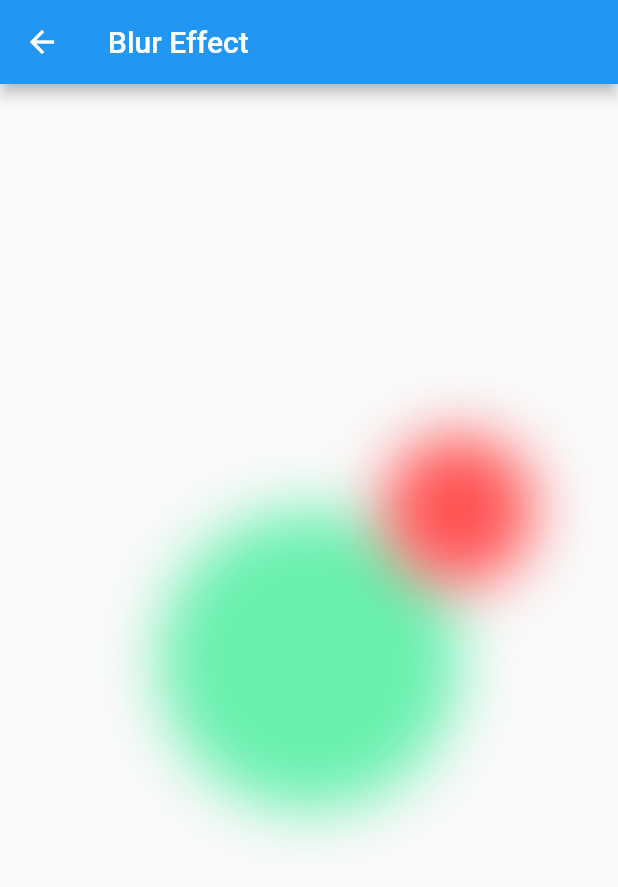
After one commit to jsk9106/Flutter_Practice, a Flutter app: the BlurScreen screen opened by its route, on a phone screen of 412 x 824 dp. The commit adds this screen. Shown: the top 887 px of the screen. Run offline on Flutter 3.47's test engine with Material 2 defaults, Android fonts, the phone set to English and light mode, and no system bars; our stand-ins replace get; missing offline and left inert: hexagon.

Commit message:
version 0.8 CustomPaint And ImageFilter Blur

```diff
--- a/lib/app.dart
+++ b/lib/app.dart
@@ -29,6 +29,10 @@ const List<Map<String, String>> listData = [
     'title': 'Inner Shadow',
     'page': '/InnerShadow',
   },
+  {
+    'title': 'Blur Effect',
+    'page': '/Blur',
+  },
 ];
 
 class App extends StatelessWidget {
--- /dev/null
+++ b/lib/blur/blur_screen.dart
@@ -0,0 +1,69 @@
+import 'dart:ui';
+
+import 'package:flutter/material.dart';
+
+class BlurScreen extends StatelessWidget {
+  double x = 20;
+  double y = 20;
+
+  @override
+  Widget build(BuildContext context) {
+    return Scaffold(
+      appBar: AppBar(
+        title: Text('Blur Effect'),
+      ),
+      body: Center(
+        child: Column(
+          mainAxisAlignment: MainAxisAlignment.center,
+          children: [
+            ImageFiltered(
+              imageFilter: ImageFilter.blur(sigmaX: x, sigmaY: y),
+              child: CustomPaint(
+                painter: MyPainter(
+                  offset: Offset(0, 0),
+                  radius: 100,
+                  color: Colors.greenAccent,
+                ),
+              ),
+            ),
+            ImageFiltered(
+              imageFilter: ImageFilter.blur(sigmaX: x, sigmaY: y),
+              child: CustomPaint(
+                painter: MyPainter(
+                  offset: Offset(100, -100),
+                  radius: 50,
+                  color: Colors.redAccent,
+                ),
+              ),
+            ),
+          ],
+        ),
+      ),
+    );
+  }
+}
+
+// paint 담당 클래스
+class MyPainter extends CustomPainter {
+  final Offset offset; // 페인트 위치 조절
+  final double radius; // 페인트 크기 조절
+  final Color color; // 페인트 색
+
+  MyPainter({
+    required this.offset,
+    required this.radius,
+    required this.color,
+  });
+
+  @override
+  void paint(Canvas canvas, Size size) {
+    var paint = Paint()
+      ..color = color
+      ..style = PaintingStyle.fill;
+    // circle
+    canvas.drawCircle(offset, radius, paint);
+  }
+
+  @override
+  bool shouldRepaint(CustomPainter oldDelegate) => true;
+}
--- a/lib/main.dart
+++ b/lib/main.dart
@@ -1,4 +1,5 @@
 import 'package:flutter/material.dart';
+import 'package:flutter_practice/blur/blur_screen.dart';
 import 'package:flutter_practice/constatns.dart';
 import 'package:flutter_practice/drop_down/drop_down.dart';
 import 'package:flutter_practice/inner_shadow/inner_shadow_screen.dart';
@@ -45,6 +46,7 @@ class MyApp extends StatelessWidget {
           '/provider': (context) => ProviderTest(),
           '/SheepsCommunity': (context) => SheepsCommunityScreen(),
           '/InnerShadow': (context) => InnerShadowScreen(),
+          '/Blur': (context) => BlurScreen(),
         },
       ),
     );
```
